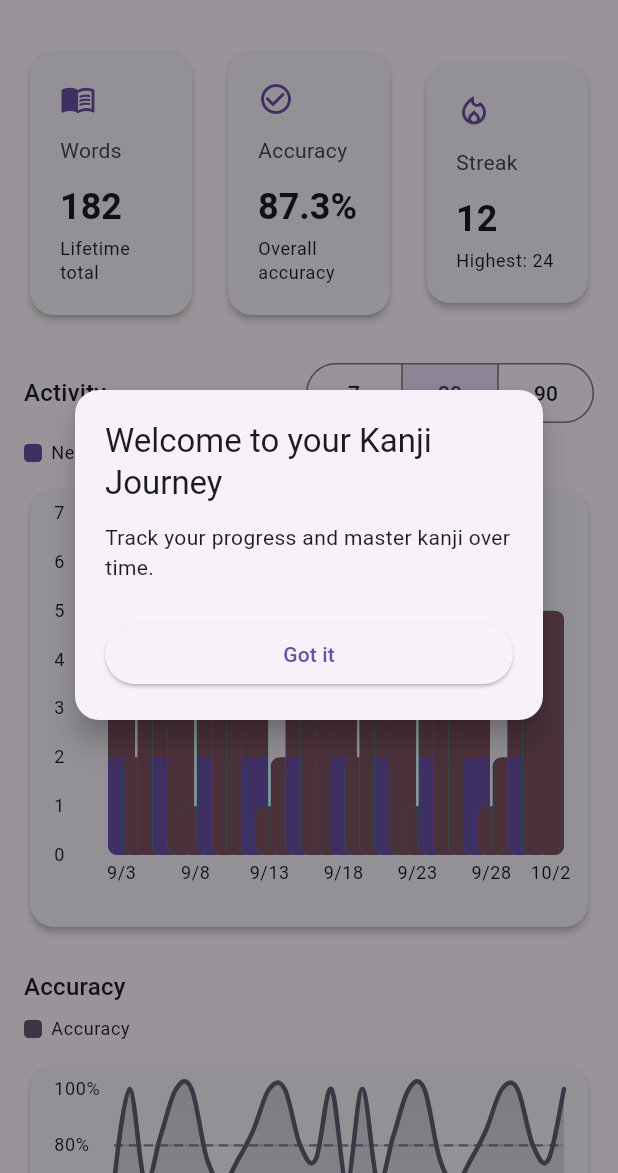
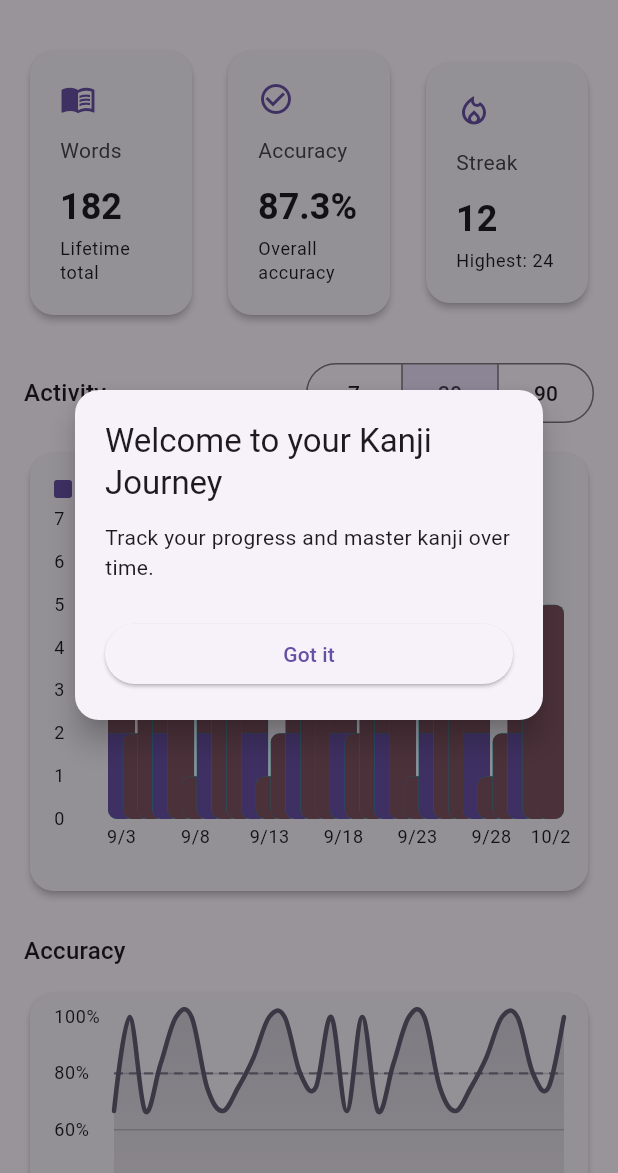
Before and after one commit to inami202rk-hub/my_kanji_app, a Flutter app: the screen it shows after launch, in the side drawer, after a tap on "統計", on a phone screen of 412 x 824 dp, the part 63-1236 px from its top. Run offline on Flutter 3.47's test engine with Material 3 defaults, Android fonts, the phone set to English and light mode, and no system bars; drawn by our look-alikes of fl_chart; our stand-ins replace shared_preferences; missing offline and left inert: dart:html, dart:js_util; network calls fail.

Commit message:
feat(stats): polish charts with tooltips, legends, and empty states

```diff
--- a/lib/features/stats/presentation/stats_page.dart
+++ b/lib/features/stats/presentation/stats_page.dart
@@ -211,8 +211,6 @@ class _StatsPageState extends State<StatsPage> {
                     ),
                   ],
                 ),
-                const SizedBox(height: 8),
-                _buildActivityLegend(context),
                 const SizedBox(height: 12),
                 _buildActivityCard(context),
                 const SizedBox(height: 24),
@@ -220,24 +218,10 @@ class _StatsPageState extends State<StatsPage> {
                   'Accuracy',
                   style: Theme.of(context).textTheme.titleMedium,
                 ),
-                const SizedBox(height: 8),
-                _buildLegend(context, [
-                  _LegendEntry(
-                    color: Theme.of(context).colorScheme.secondary,
-                    label: 'Accuracy',
-                  ),
-                ]),
                 const SizedBox(height: 12),
                 _buildAccuracyCard(context),
                 const SizedBox(height: 24),
                 Text('XP', style: Theme.of(context).textTheme.titleMedium),
-                const SizedBox(height: 8),
-                _buildLegend(context, [
-                  _LegendEntry(
-                    color: Theme.of(context).colorScheme.primary,
-                    label: 'XP earned',
-                  ),
-                ]),
                 const SizedBox(height: 12),
                 _buildXpCard(context),
                 const SizedBox(height: 24),
@@ -268,43 +252,6 @@ class _StatsPageState extends State<StatsPage> {
       children: [
         scaffold,
         if (_showCoachmark) StatsCoachmark(onDismiss: _dismissCoachmark),
-      ],
-    );
-  }
-
-  Widget _buildActivityLegend(BuildContext context) {
-    final palette = ActivityLegendColors.fromTheme(
-      Theme.of(context).colorScheme,
-    );
-    return _buildLegend(context, [
-      _LegendEntry(color: palette.newColor, label: 'New'),
-      _LegendEntry(color: palette.reviewColor, label: 'Review'),
-    ]);
-  }
-
-  Widget _buildLegend(BuildContext context, List<_LegendEntry> entries) {
-    final textStyle = Theme.of(context).textTheme.bodySmall;
-    return Wrap(
-      spacing: 16,
-      runSpacing: 8,
-      children: [
-        for (final entry in entries)
-          Row(
-            mainAxisSize: MainAxisSize.min,
-            crossAxisAlignment: CrossAxisAlignment.center,
-            children: [
-              Container(
-                width: 12,
-                height: 12,
-                decoration: BoxDecoration(
-                  color: entry.color,
-                  borderRadius: BorderRadius.circular(3),
-                ),
-              ),
-              const SizedBox(width: 6),
-              Text(entry.label, style: textStyle),
-            ],
-          ),
       ],
     );
   }
@@ -431,13 +378,6 @@ class _StatsPageState extends State<StatsPage> {
   }
 }
 
-class _LegendEntry {
-  const _LegendEntry({required this.color, required this.label});
-
-  final Color color;
-  final String label;
-}
-
 class _ErrorBanner extends StatelessWidget {
   const _ErrorBanner({required this.message});
 
--- a/lib/features/stats/presentation/widgets/activity_chart.dart
+++ b/lib/features/stats/presentation/widgets/activity_chart.dart
@@ -44,7 +44,13 @@ class ActivityChart extends StatelessWidget {
         )
         .clamp(4, 99999);
 
-    return BarChart(
+    return Column(
+      crossAxisAlignment: CrossAxisAlignment.start,
+      children: [
+        _buildLegend(context),
+        const SizedBox(height: 12),
+        Expanded(
+          child: BarChart(
             BarChartData(
               maxY: highest.toDouble(),
               barGroups: _buildGroups(),
@@ -55,6 +61,29 @@ class ActivityChart extends StatelessWidget {
               titlesData: _buildTitles(context, labels),
               borderData: FlBorderData(show: false),
             ),
+          ),
+        ),
+      ],
+    );
+  }
+
+  Widget _buildLegend(BuildContext context) {
+    final theme = Theme.of(context);
+    return Row(
+      mainAxisSize: MainAxisSize.min,
+      children: [
+        _LegendItem(
+          color: palette.newColor,
+          label: 'New',
+          textStyle: theme.textTheme.bodySmall,
+        ),
+        const SizedBox(width: 16),
+        _LegendItem(
+          color: palette.reviewColor,
+          label: 'Review',
+          textStyle: theme.textTheme.bodySmall,
+        ),
+      ],
     );
   }
 
@@ -126,7 +155,8 @@ class ActivityChart extends StatelessWidget {
             tooltipStyle,
             children: [
               TextSpan(text: 'New: ${stat.newCards}\n', style: bodyStyle),
-              TextSpan(text: 'Review: $reviewCount', style: bodyStyle),
+              TextSpan(text: 'Review: $reviewCount\n', style: bodyStyle),
+              TextSpan(text: 'Total: ${stat.reviews}', style: bodyStyle),
             ],
           );
         },
@@ -162,3 +192,34 @@ class ActivityChart extends StatelessWidget {
     ];
   }
 }
+
+class _LegendItem extends StatelessWidget {
+  const _LegendItem({
+    required this.color,
+    required this.label,
+    required this.textStyle,
+  });
+
+  final Color color;
+  final String label;
+  final TextStyle? textStyle;
+
+  @override
+  Widget build(BuildContext context) {
+    return Row(
+      mainAxisSize: MainAxisSize.min,
+      children: [
+        Container(
+          width: 12,
+          height: 12,
+          decoration: BoxDecoration(
+            color: color,
+            borderRadius: BorderRadius.circular(2),
+          ),
+        ),
+        const SizedBox(width: 6),
+        Text(label, style: textStyle),
+      ],
+    );
+  }
+}
--- a/lib/features/stats/presentation/widgets/xp_chart.dart
+++ b/lib/features/stats/presentation/widgets/xp_chart.dart
@@ -48,7 +48,13 @@ class XpChart extends StatelessWidget {
 
     final maxY = _niceCeiling(maxXp.toDouble());
 
-    return BarChart(
+    return Column(
+      crossAxisAlignment: CrossAxisAlignment.start,
+      children: [
+        _buildLegend(context),
+        const SizedBox(height: 12),
+        Expanded(
+          child: BarChart(
             BarChartData(
               maxY: maxY,
               alignment: BarChartAlignment.spaceBetween,
@@ -57,8 +63,10 @@ class XpChart extends StatelessWidget {
                 show: true,
                 drawVerticalLine: false,
                 horizontalInterval: math.max(maxY / 4, 1),
-          getDrawingHorizontalLine: (value) =>
-              FlLine(color: theme.colorScheme.outlineVariant, strokeWidth: 1),
+                getDrawingHorizontalLine: (value) => FlLine(
+                  color: theme.colorScheme.outlineVariant,
+                  strokeWidth: 1,
+                ),
               ),
               borderData: FlBorderData(show: false),
               barGroups: bars,
@@ -73,7 +81,9 @@ class XpChart extends StatelessWidget {
                   getTooltipItem: (group, groupIndex, rod, rodIndex) {
                     final index = group.x.toInt().clamp(0, series.length - 1);
                     final stat = series[index];
-              final dateText = DateFormat.yMMMd(localeTag).format(stat.date);
+                    final dateText = DateFormat.yMMMd(
+                      localeTag,
+                    ).format(stat.date);
                     final xpText = '${stat.xp} XP';
                     final titleStyle =
                         theme.textTheme.bodyMedium?.copyWith(
@@ -81,7 +91,8 @@ class XpChart extends StatelessWidget {
                         ) ??
                         const TextStyle(fontWeight: FontWeight.w600);
                     final bodyStyle =
-                  theme.textTheme.bodySmall ?? const TextStyle(fontSize: 12);
+                        theme.textTheme.bodySmall ??
+                        const TextStyle(fontSize: 12);
                     return BarTooltipItem(
                       '$dateText\n',
                       titleStyle,
@@ -91,6 +102,23 @@ class XpChart extends StatelessWidget {
                 ),
               ),
             ),
+          ),
+        ),
+      ],
+    );
+  }
+
+  Widget _buildLegend(BuildContext context) {
+    final theme = Theme.of(context);
+    return Row(
+      mainAxisSize: MainAxisSize.min,
+      children: [
+        _LegendItem(
+          color: theme.colorScheme.primary,
+          label: 'XP earned',
+          textStyle: theme.textTheme.bodySmall,
+        ),
+      ],
     );
   }
 
@@ -155,3 +183,34 @@ class XpChart extends StatelessWidget {
     return nice * magnitude;
   }
 }
+
+class _LegendItem extends StatelessWidget {
+  const _LegendItem({
+    required this.color,
+    required this.label,
+    required this.textStyle,
+  });
+
+  final Color color;
+  final String label;
+  final TextStyle? textStyle;
+
+  @override
+  Widget build(BuildContext context) {
+    return Row(
+      mainAxisSize: MainAxisSize.min,
+      children: [
+        Container(
+          width: 12,
+          height: 12,
+          decoration: BoxDecoration(
+            color: color,
+            borderRadius: BorderRadius.circular(2),
+          ),
+        ),
+        const SizedBox(width: 6),
+        Text(label, style: textStyle),
+      ],
+    );
+  }
+}
```
Lines whose indentation alone changed are shown as unchanged.
